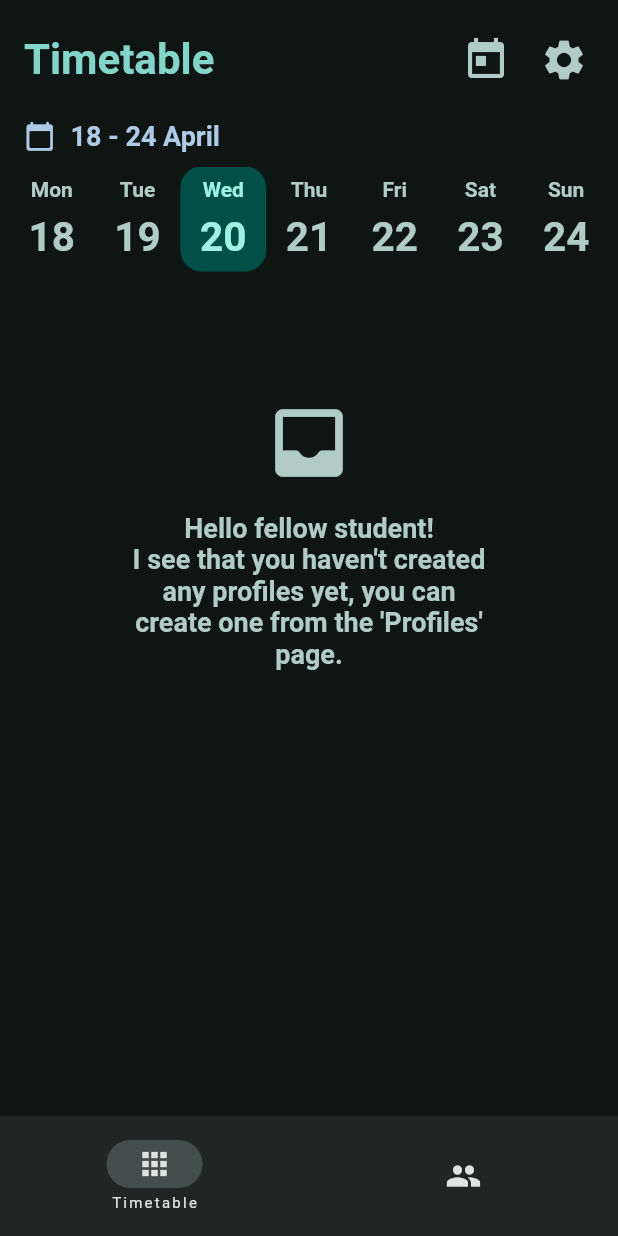
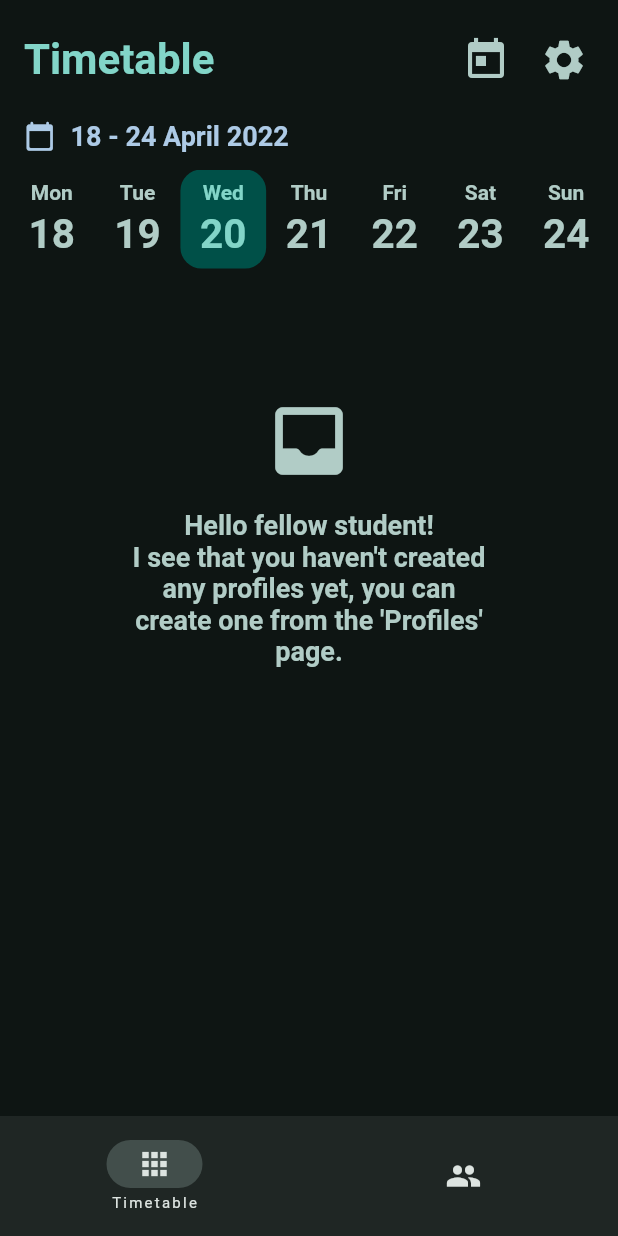
Before and after one commit to KitsuneSamaIX/Uniud-Timetable-App, a Flutter app: the screen it shows after launch, on a phone screen of 412 x 824 dp. Run offline on Flutter 3.47's test engine with Material 2 defaults, Android fonts, the phone set to English and light mode, and no system bars; our stand-ins replace flutter_slidable, shared_preferences.

Commit message:
UI: current day is always highlighted. UI: show current year next to the week days. Refactored some names for clarity ('Popup' instead of 'Dialog'). Profile name validation: no whitespaces at the start. UI: refinements of some aspects of the UI.

```diff
--- a/lib/custom_widgets/week_timeline.dart
+++ b/lib/custom_widgets/week_timeline.dart
@@ -42,7 +42,7 @@ class _WeekTimelineState extends State<WeekTimeline> with AutomaticKeepAliveClie
           _WeekTimelineHeader(week: _Week.fromPreviousMondayOf(
               date: widget.controller.selectedDate)),
           SizedBox(
-            height: 70,
+            height: 66,
             child: PageView.builder(
               controller: _pageController,
               scrollDirection: Axis.horizontal,
@@ -147,7 +147,7 @@ class _WeekTimelineHeader extends StatelessWidget {
   @override
   Widget build(BuildContext context) {
     return Padding(
-      padding: const EdgeInsets.fromLTRB(10, 0, 10, 10),
+      padding: const EdgeInsets.fromLTRB(10, 0, 10, 12),
       child: Row(
         crossAxisAlignment: CrossAxisAlignment.center,
         children: [
@@ -158,7 +158,8 @@ class _WeekTimelineHeader extends StatelessWidget {
           const SizedBox(width: 10,),
           Text(
             '${week.weekFirstDate.day} - ${week.weekDates.last.day} '
-                '${DateFormat.MMMM().format(week.weekDates.last)}',
+                '${DateFormat.MMMM().format(week.weekDates.last)} '
+                '${DateFormat.y().format(week.weekDates.last)}',
             style: TextStyle(
               color: Theme.of(context).colorScheme.tertiary,
               fontSize: 18,
@@ -196,15 +197,18 @@ class _DayTile extends StatelessWidget {
             ),
             child: DefaultTextStyle(
               style: TextStyle(
-                color: isSelected ? Theme.of(context).colorScheme.onPrimaryContainer
-                    : Theme.of(context).colorScheme.secondary,
+                color: _areDatesEqual(date, DateTime.now())
+                    ? Theme.of(context).colorScheme.primary
+                    : (isSelected
+                    ? Theme.of(context).colorScheme.onPrimaryContainer
+                    : Theme.of(context).colorScheme.secondary),
                 fontWeight: FontWeight.bold,
               ),
               child: Column(
                 mainAxisAlignment: MainAxisAlignment.center,
                 children: [
                   Text(DateFormat.E().format(date)),
-                  const SizedBox(height: 8),
+                  const SizedBox(height: 4),
                   FittedBox(
                     fit: BoxFit.contain,
                     child: Text('${date.day}', style: const TextStyle(fontSize: 27),),
--- a/lib/profile_configuration_flows/uniud_conf_flow.dart
+++ b/lib/profile_configuration_flows/uniud_conf_flow.dart
@@ -377,9 +377,11 @@ class _ProfileNamePageState extends State<ProfileNamePage> {
                     if (value == null || value.isEmpty) {
                       return 'Please set a profile name.';
                     } else if (value.length > 50) {
-                      return 'Profile name must have less than 50 characters.';
+                      return 'Name must have less than 50 characters.';
+                    } else if (value.startsWith(' ')) {
+                      return "Name can't start with a whitespace.";
                     } else if (value.endsWith(' ')) {
-                      return 'Whitespaces at the end of the name are not allowed.';
+                      return "Name can't end with a whitespace.";
                     } else if (profileNames.contains(value)) {
                       return 'There is already another profile with this name.';
                     } else {
```
Also changed, not shown: lib/pages/main_pages/timetable_page.dart (+6 -6 lines).
